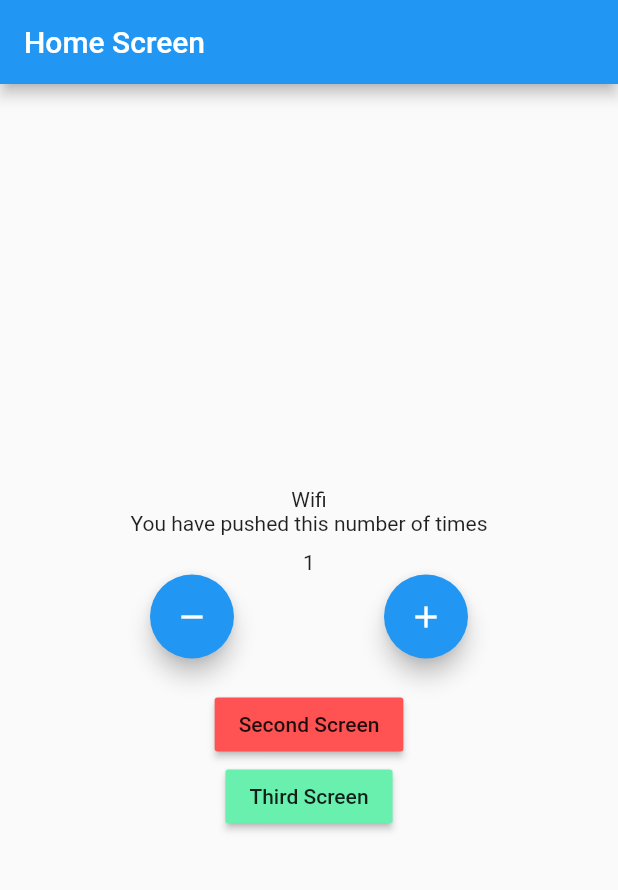
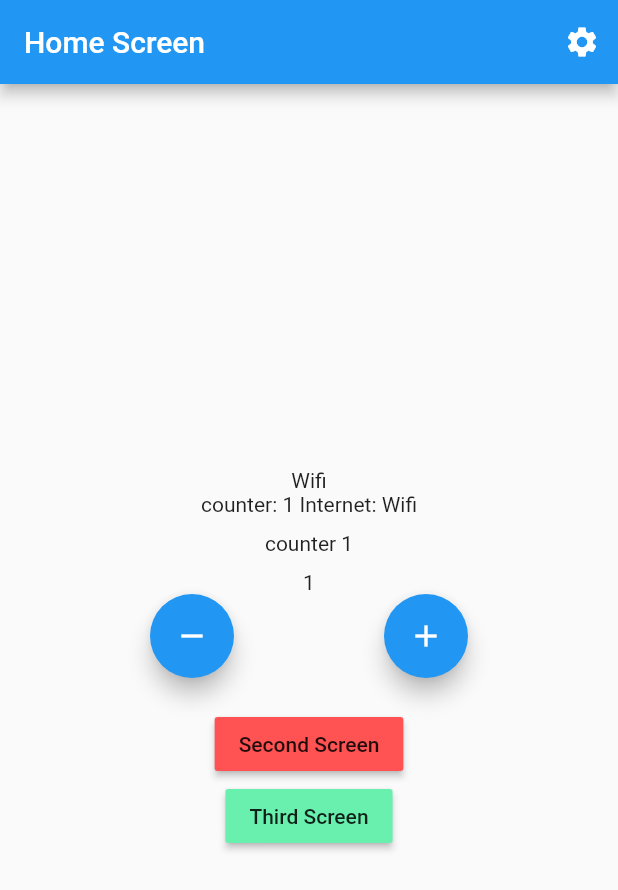
Before and after one commit to mani-singh-mingwal/bloc_example, a Flutter app: the screen it shows after launch, on a phone screen of 412 x 824 dp. Shown: the top 890 px of the screen. Run offline on Flutter 3.47's test engine with Material 2 defaults, Android fonts, the phone set to English and light mode, and no system bars; our stand-ins replace connectivity_plus, equatable, flutter_bloc, hydrated_bloc.

Commit message:
equatable implemented in settingsScreen

```diff
--- a/lib/logic/cubit/counter_cubit.dart
+++ b/lib/logic/cubit/counter_cubit.dart
@@ -1,41 +1,13 @@
-import 'dart:async';
-
-import 'package:block_example_two/constants.dart';
 import 'package:block_example_two/logic/cubit/counter_state.dart';
-import 'package:block_example_two/logic/cubit/internet_cubit.dart';
-import 'package:block_example_two/logic/cubit/internet_state.dart';
 import 'package:flutter_bloc/flutter_bloc.dart';
 
 class CounterCubit extends Cubit<CounterState> {
-  final InternetCubit internetCubit;
-  late final StreamSubscription internetStreamSubscription;
-
-  CounterCubit(CounterState initialState, {required this.internetCubit})
-      : super(CounterState(counterValue: 0)) {
-    internetStreamSubscription = _monitorInternetCubit();
-  }
+  CounterCubit(CounterState initialState)
+      : super(CounterState(counterValue: 0));
 
   void increment() => emit(
       CounterState(counterValue: state.counterValue + 1, wasIncremented: true));
 
   void decrement() => emit(CounterState(
       counterValue: state.counterValue - 1, wasIncremented: false));
-
-  @override
-  Future<void> close() {
-    internetStreamSubscription.cancel();
-    return super.close();
-  }
-
-  StreamSubscription<InternetState> _monitorInternetCubit() {
-    return internetCubit.stream.listen((internetState) {
-      if (internetState is InternetConnected &&
-          internetState.connectionType == ConnectionType.wifi) {
-        increment();
-      } else if (internetState is InternetConnected &&
-          internetState.connectionType == ConnectionType.mobile) {
-        decrement();
-      }
-    });
-  }
 }
--- a/lib/logic/cubit/counter_state.dart
+++ b/lib/logic/cubit/counter_state.dart
@@ -1,6 +1,12 @@
+/// counterValue : 2
+/// wasIncremented : true
+
 class CounterState {
-  int counterValue;
+  CounterState({
+    this.counterValue,
+    this.wasIncremented,
+  });
+
+  int? counterValue;
   bool? wasIncremented;
-
-  CounterState({required this.counterValue, this.wasIncremented});
 }
--- a/lib/logic/cubit/internet_cubit.dart
+++ b/lib/logic/cubit/internet_cubit.dart
@@ -1,17 +1,26 @@
 import 'dart:async';
 
-import 'package:block_example_two/constants.dart';
+import 'package:block_example_two/logic/constants/enums.dart';
 import 'package:block_example_two/logic/cubit/internet_state.dart';
 import 'package:connectivity_plus/connectivity_plus.dart';
 import 'package:flutter_bloc/flutter_bloc.dart';
 
 class InternetCubit extends Cubit<InternetState> {
   final Connectivity connectivity;
-  late final StreamSubscription connectivityStreamSubscription;
+  late final StreamSubscription internetConnectionSubscription;
 
   InternetCubit(InternetState initialState, {required this.connectivity})
       : super(InternetLoading()) {
-    connectivityStreamSubscription = monitorInternetConnection();
+    internetConnectionSubscription =
+        connectivity.onConnectivityChanged.listen((connectivityResult) {
+      if (connectivityResult == ConnectivityResult.mobile) {
+        emitInternetConnected(ConnectionType.mobile);
+      } else if (connectivityResult == ConnectivityResult.wifi) {
+        emitInternetConnected(ConnectionType.wifi);
+      } else if (connectivityResult == ConnectivityResult.none) {
+        emitInternetDisconnected();
+      }
+    });
   }
 
   void emitInternetConnected(ConnectionType _connectionType) =>
@@ -21,19 +30,7 @@ class InternetCubit extends Cubit<InternetState> {
 
   @override
   Future<void> close() {
-    connectivityStreamSubscription.cancel();
+    internetConnectionSubscription.cancel();
     return super.close();
   }
-
-  StreamSubscription<ConnectivityResult> monitorInternetConnection() {
-    return Connectivity().onConnectivityChanged.listen((connectionResult) {
-      if (connectionResult == ConnectivityResult.mobile) {
-        emitInternetConnected(ConnectionType.mobile);
-      } else if (connectionResult == ConnectivityResult.wifi) {
-        emitInternetConnected(ConnectionType.wifi);
-      } else if (connectionResult == ConnectivityResult.none) {
-        emitInternetDisconnected();
-      }
-    });
-  }
 }
--- a/lib/logic/cubit/internet_state.dart
+++ b/lib/logic/cubit/internet_state.dart
@@ -1,4 +1,4 @@
-import 'package:block_example_two/constants.dart';
+import 'package:block_example_two/logic/constants/enums.dart';
 
 abstract class InternetState {}
 
--- /dev/null
+++ b/lib/logic/cubit/settings_cubit.dart
@@ -0,0 +1,14 @@
+import 'package:block_example_two/logic/cubit/settings_state.dart';
+import 'package:flutter_bloc/flutter_bloc.dart';
+
+class SettingsCubit extends Cubit<SettingsState> {
+  SettingsCubit(SettingsState initialState)
+      : super(
+            SettingsState(appNotifications: false, emailNotifications: false));
+
+  void toggleAppNotifications(bool newValue) =>
+      emit(state.copyWith(appNotifications: newValue));
+
+  void toggleEmailNotifications(bool newValue) =>
+      emit(state.copyWith(emailNotifications: newValue));
+}
--- /dev/null
+++ b/lib/logic/cubit/settings_state.dart
@@ -0,0 +1,18 @@
+import 'package:equatable/equatable.dart';
+
+class SettingsState extends Equatable {
+  final bool appNotifications;
+  final bool emailNotifications;
+
+  const SettingsState(
+      {required this.appNotifications, required this.emailNotifications});
+
+  SettingsState copyWith({bool? appNotifications, bool? emailNotifications}) {
+    return SettingsState(
+        appNotifications: appNotifications ?? this.appNotifications,
+        emailNotifications: emailNotifications ?? this.emailNotifications);
+  }
+
+  @override
+  List<Object?> get props => [appNotifications, emailNotifications];
+}
--- a/lib/main.dart
+++ b/lib/main.dart
@@ -2,12 +2,19 @@ import 'package:block_example_two/logic/cubit/counter_cubit.dart';
 import 'package:block_example_two/logic/cubit/counter_state.dart';
 import 'package:block_example_two/logic/cubit/internet_cubit.dart';
 import 'package:block_example_two/logic/cubit/internet_state.dart';
+import 'package:block_example_two/logic/cubit/settings_cubit.dart';
+import 'package:block_example_two/logic/cubit/settings_state.dart';
 import 'package:block_example_two/presentation/router.dart';
 import 'package:connectivity_plus/connectivity_plus.dart';
 import 'package:flutter/material.dart';
 import 'package:flutter_bloc/flutter_bloc.dart';
+import 'package:hydrated_bloc/hydrated_bloc.dart';
+import 'package:path_provider/path_provider.dart';
 
-void main() {
+void main() async {
+  WidgetsFlutterBinding.ensureInitialized();
+  final storage = await HydratedStorage.build(
+      storageDirectory: await getApplicationDocumentsDirectory());
   runApp(MyApp(
     appRoute: AppRoute(),
     connectivity: Connectivity(),
@@ -24,12 +31,17 @@ class MyApp extends StatelessWidget {
   Widget build(BuildContext context) {
     return MultiBlocProvider(
       providers: [
+        BlocProvider<InternetCubit>(
+          create: (context) =>
+              InternetCubit(InternetLoading(), connectivity: connectivity),
+        ),
         BlocProvider(
-            create: (context) =>
-                InternetCubit(InternetLoading(), connectivity: Connectivity())),
+            create: (context) => CounterCubit(
+                  CounterState(counterValue: 0),
+                )),
         BlocProvider(
-            create: (context) => CounterCubit(CounterState(counterValue: 0),
-                internetCubit: BlocProvider.of<InternetCubit>(context)))
+            create: (context) => SettingsCubit(SettingsState(
+                appNotifications: false, emailNotifications: false)))
       ],
       child: MaterialApp(
         title: "Flutter Demo",
--- a/lib/presentation/router.dart
+++ b/lib/presentation/router.dart
@@ -1,5 +1,6 @@
-import 'package:block_example_two/presentation/screens/heome_screen.dart';
+import 'package:block_example_two/presentation/screens/home_screen.dart';
 import 'package:block_example_two/presentation/screens/second_screen.dart';
+import 'package:block_example_two/presentation/screens/settings_screen.dart';
 import 'package:block_example_two/presentation/screens/third_screen.dart';
 import 'package:flutter/material.dart';
 
@@ -18,7 +19,10 @@ class AppRoute {
         return MaterialPageRoute(
             builder: (_) => const ThirdScreen(
                 title: "Third Screen", color: Colors.greenAccent));
-
+      case "/settingsScreen":
+        return MaterialPageRoute(builder: (_) {
+          return const SettingsScreen(title: "Settings Screen");
+        });
       default:
         return null;
       // return MaterialPageRoute(
--- a/lib/presentation/screens/heome_screen.dart
+++ /dev/null
@@ -1,103 +0,0 @@
-import 'package:block_example_two/constants.dart';
-import 'package:block_example_two/logic/cubit/counter_cubit.dart';
-import 'package:block_example_two/logic/cubit/counter_state.dart';
-import 'package:block_example_two/logic/cubit/internet_cubit.dart';
-import 'package:block_example_two/logic/cubit/internet_state.dart';
-import 'package:flutter/material.dart';
-import 'package:flutter_bloc/flutter_bloc.dart';
-
-class HomeScreen extends StatefulWidget {
-  final String title;
-  final Color color;
-
-  const HomeScreen({Key? key, required this.title, required this.color})
-      : super(key: key);
-
-  @override
-  _HomeScreenState createState() => _HomeScreenState();
-}
-
-class _HomeScreenState extends State<HomeScreen> {
-  @override
-  Widget build(BuildContext context) {
-    return Scaffold(
-      appBar: AppBar(
-        title: Text(widget.title),
-      ),
-      body: Center(
-        child: Column(
-          mainAxisAlignment: MainAxisAlignment.center,
-          children: [
-            BlocBuilder<InternetCubit, InternetState>(
-                builder: (context, state) {
-              if (state is InternetConnected &&
-                  state.connectionType == ConnectionType.wifi) {
-                return const Text("Wifi");
-              } else if (state is InternetConnected &&
-                  state.connectionType == ConnectionType.mobile) {
-                return const Text("Mobile");
-              } else if (state is InternetDisconnected) {
-                return const Text("Internet Disconnected");
-              }
-              return const CircularProgressIndicator();
-            }),
-            const Text("You have pushed this number of times"),
-            const SizedBox(
-              height: 10,
-            ),
-            BlocConsumer<CounterCubit, CounterState>(
-              listener: (context, state) {
-                if (state.wasIncremented == true) {
-                  ScaffoldMessenger.of(context)
-                    ..hideCurrentSnackBar()
-                    ..showSnackBar(
-                        const SnackBar(content: Text("Incremented")));
-                } else if (state.wasIncremented == false) {
-                  ScaffoldMessenger.of(context)
-                    ..hideCurrentSnackBar()
-                    ..showSnackBar(
-                        const SnackBar(content: Text("Decremented")));
-                }
-              },
-              builder: (context, state) {
-                return Text("${state.counterValue}");
-              },
-            ),
-            Row(
-              mainAxisAlignment: MainAxisAlignment.spaceEvenly,
-              children: [
-                FloatingActionButton(
-                    child: const Icon(Icons.remove),
-                    heroTag: "btn1",
-                    onPressed: () {
-                      BlocProvider.of<CounterCubit>(context).decrement();
-                    }),
-                FloatingActionButton(
-                    child: const Icon(Icons.add),
-                    heroTag: "btn2",
-                    onPressed: () {
-                      context.read<CounterCubit>().increment();
-                    })
-              ],
-            ),
-            const SizedBox(
-              height: 20,
-            ),
-            MaterialButton(
-                color: Colors.redAccent,
-                child: const Text("Second Screen"),
-                onPressed: () {
-                  Navigator.of(context).pushNamed("/secondScreen");
-                }),
-            MaterialButton(
-                child: const Text("Third Screen"),
-                color: Colors.greenAccent,
-                onPressed: () {
-                  Navigator.of(context).pushNamed("/thirdScreen");
-                }),
-          ],
-        ),
-      ),
-    );
-  }
-}
--- /dev/null
+++ b/lib/presentation/screens/home_screen.dart
@@ -0,0 +1,146 @@
+import 'package:block_example_two/logic/constants/enums.dart';
+import 'package:block_example_two/logic/cubit/counter_cubit.dart';
+import 'package:block_example_two/logic/cubit/counter_state.dart';
+import 'package:block_example_two/logic/cubit/internet_cubit.dart';
+import 'package:block_example_two/logic/cubit/internet_state.dart';
+import 'package:flutter/material.dart';
+import 'package:flutter_bloc/flutter_bloc.dart';
+
+class HomeScreen extends StatefulWidget {
+  final String title;
+  final Color color;
+
+  const HomeScreen({Key? key, required this.title, required this.color})
+      : super(key: key);
+
+  @override
+  _HomeScreenState createState() => _HomeScreenState();
+}
+
+class _HomeScreenState extends State<HomeScreen> {
+  @override
+  Widget build(BuildContext context) {
+    return Scaffold(
+      appBar: AppBar(
+        title: Text(widget.title),
+        actions: [
+          IconButton(
+              onPressed: () {
+                Navigator.of(context).pushNamed("/settingsScreen");
+              },
+              icon: const Icon(Icons.settings))
+        ],
+      ),
+      body: BlocListener<InternetCubit, InternetState>(
+        listener: (context, state) {
+          if (state is InternetConnected &&
+              state.connectionType == ConnectionType.wifi) {
+            context.read<CounterCubit>().increment();
+          } else if (state is InternetConnected &&
+              state.connectionType == ConnectionType.mobile) {
+            BlocProvider.of<CounterCubit>(context).decrement();
+          }
+        },
+        child: Center(
+          child: Column(
+            mainAxisAlignment: MainAxisAlignment.center,
+            children: [
+              BlocBuilder<InternetCubit, InternetState>(
+                  builder: (context, state) {
+                if (state is InternetConnected &&
+                    state.connectionType == ConnectionType.wifi) {
+                  return const Text("Wifi");
+                } else if (state is InternetConnected &&
+                    state.connectionType == ConnectionType.mobile) {
+                  return const Text("Mobile");
+                } else if (state is InternetDisconnected) {
+                  return const Text("Disconnected");
+                } else {
+                  return const CircularProgressIndicator();
+                }
+              }),
+              Builder(builder: (context) {
+                final internetState = context.watch<InternetCubit>().state;
+                final counterState = context.watch<CounterCubit>().state;
+
+                if (internetState is InternetConnected &&
+                    internetState.connectionType == ConnectionType.wifi) {
+                  return Text(
+                      "counter: ${counterState.counterValue} Internet: Wifi");
+                } else if (internetState is InternetConnected &&
+                    internetState.connectionType == ConnectionType.mobile) {
+                  return Text(
+                      "counter: ${counterState.counterValue} Internet: Mobile");
+                } else {
+                  return Text(
+                      "counter: ${counterState.counterValue} Internet: Disconnected");
+                }
+              }),
+              const SizedBox(
+                height: 10,
+              ),
+              Builder(builder: (context) {
+                final counterValue = context
+                    .select((CounterCubit cubit) => cubit.state.counterValue);
+                return Text("counter $counterValue");
+              }),
+              const SizedBox(
+                height: 10,
+              ),
+              BlocConsumer<CounterCubit, CounterState>(
+                listener: (context, state) {
+                  if (state.wasIncremented == true) {
+                    ScaffoldMessenger.of(context)
+                      ..hideCurrentSnackBar()
+                      ..showSnackBar(
+                          const SnackBar(content: Text("Incremented")));
+                  } else if (state.wasIncremented == false) {
+                    ScaffoldMessenger.of(context)
+                      ..hideCurrentSnackBar()
+                      ..showSnackBar(
+                          const SnackBar(content: Text("Decremented")));
+                  }
+                },
+                builder: (context, state) {
+                  return Text("${state.counterValue}");
+                },
+              ),
+              Row(
+                mainAxisAlignment: MainAxisAlignment.spaceEvenly,
+                children: [
+                  FloatingActionButton(
+                      child: const Icon(Icons.remove),
+                      heroTag: "btn1",
+                      onPressed: () {
+                        BlocProvider.of<CounterCubit>(context).decrement();
+                      }),
+                  FloatingActionButton(
+                      child: const Icon(Icons.add),
+                      heroTag: "btn2",
+                      onPressed: () {
+                        context.read<CounterCubit>().increment();
+                      })
+                ],
+              ),
+              const SizedBox(
+                height: 20,
+              ),
+              MaterialButton(
+                  color: Colors.redAccent,
+                  child: const Text("Second Screen"),
+                  onPressed: () {
+                    Navigator.of(context).pushNamed("/secondScreen");
+                  }),
+              MaterialButton(
+                  child: const Text("Third Screen"),
+                  color: Colors.greenAccent,
+                  onPressed: () {
+                    Navigator.of(context).pushNamed("/thirdScreen");
+                  }),
+            ],
+          ),
+        ),
+      ),
+    );
+  }
+}
--- a/pubspec.yaml
+++ b/pubspec.yaml
@@ -36,6 +36,10 @@ dependencies:
   cupertino_icons: ^1.0.2
   flutter_bloc: ^8.0.1
   connectivity_plus: ^2.2.0
+  equatable: ^2.0.3
+  hydrated_bloc: ^8.0.0
+  path_provider: ^2.0.8
+
 
 dev_dependencies:
   flutter_test:
```
Also changed, not shown: lib/practice.dart (+21 -34 lines), lib/presentation/screens/settings_screen.dart (added, +48 -0 lines), lib/logic/constants/enums.dart (renamed from lib/constants.dart), pubspec.lock.
